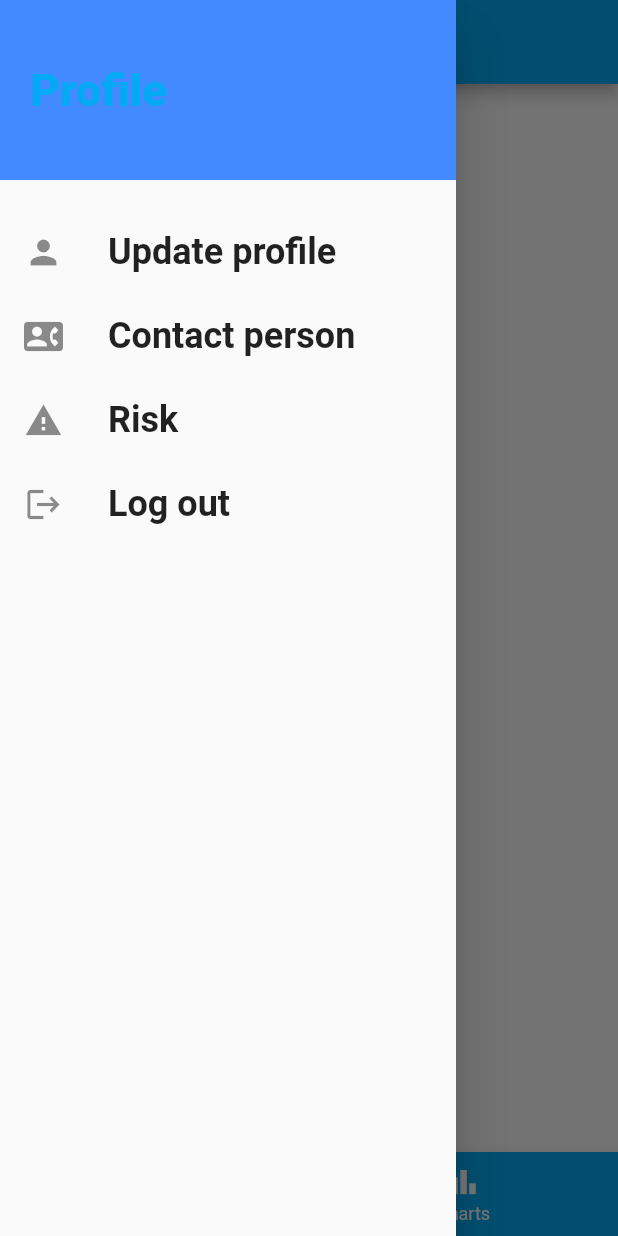
After one commit to SzaszArnold/StrokeMonitor, a Flutter app: the screen it shows once a user with an empty profile is signed in, in the side drawer, after a tap on "Log out", on a phone screen of 412 x 824 dp. The commit adds this screen. Run offline on Flutter 3.47's test engine with Material 2 defaults, Android fonts, the phone set to English and light mode, and no system bars; our stand-ins replace cloud_firestore, firebase_auth, firebase_core; missing offline and left inert: bezier_chart, huawei_health; accounts and stored records are empty; Roboto replaces fonts that are missing (RobotoCondensed).

Commit message:
big update
bottom navigation, drawer, named route for navigation, full navigation structure

```diff
--- a/Flutter_App/strokemonitor/lib/main.dart
+++ b/Flutter_App/strokemonitor/lib/main.dart
@@ -3,8 +3,10 @@ import 'package:flutter/material.dart';
 import 'package:strokemonitor/screens/auth_screen.dart';
 import 'package:firebase_core/firebase_core.dart';
 import 'package:strokemonitor/screens/chart_screen.dart';
+import 'package:strokemonitor/screens/contact_person_screen.dart';
 import 'package:strokemonitor/screens/main_screen.dart';
 import 'package:strokemonitor/screens/stroke_risk_screen.dart';
+import 'package:strokemonitor/screens/update_profile_screen.dart';
 import 'package:strokemonitor/widgets/stroke_risk.dart';
 
 void main() async {
@@ -30,8 +32,9 @@ class MyApp extends StatelessWidget {
           ),
         ),
       ),
-      home: StrokeRiskScreen(),
-      /* StreamBuilder(
+      initialRoute: '/',
+      routes: {
+        '/': (context) => StreamBuilder(
               stream: FirebaseAuth.instance.authStateChanges(),
               builder: (ctx, userSnapshot) {
                 if (userSnapshot.hasData) {
@@ -40,7 +43,11 @@ class MyApp extends StatelessWidget {
                   return AuthScreen();
                 }
               },
-      ),*/
+            ),
+        StrokeRiskScreen.routeName: (contex) => StrokeRiskScreen(),
+        UpdateProfileScreen.routeName: (context) => UpdateProfileScreen(),
+        ContactPersonScreen.routeName: (context) => ContactPersonScreen(),
+      },
     );
   }
 }
--- a/Flutter_App/strokemonitor/lib/screens/auth_screen.dart
+++ b/Flutter_App/strokemonitor/lib/screens/auth_screen.dart
@@ -64,6 +64,9 @@ class _AuthScreenState extends State<AuthScreen> {
   @override
   Widget build(BuildContext context) {
     return Scaffold(
+      appBar: AppBar(
+        title: Text("StrokeMonitor"),
+      ),
       backgroundColor: Theme.of(context).primaryColor,
       body: AuthForm(
         _submitAuthForm,
--- /dev/null
+++ b/Flutter_App/strokemonitor/lib/screens/charts_screen.dart
@@ -0,0 +1,10 @@
+import 'package:flutter/material.dart';
+
+class ChartsScreen extends StatelessWidget {
+  @override
+  Widget build(BuildContext context) {
+    return Center(
+      child: Text("Charts-work"),
+    );
+  }
+}
--- /dev/null
+++ b/Flutter_App/strokemonitor/lib/screens/contact_person_screen.dart
@@ -0,0 +1,22 @@
+import 'package:flutter/material.dart';
+
+class ContactPersonScreen extends StatefulWidget {
+  static const routeName = '/contact-person';
+  @override
+  _ContactPersonScreenState createState() => _ContactPersonScreenState();
+}
+
+class _ContactPersonScreenState extends State<ContactPersonScreen> {
+  @override
+  Widget build(BuildContext context) {
+    return Scaffold(
+      appBar: AppBar(
+        title: Text('Contact Person'),
+      ),
+      backgroundColor: Colors.lightBlueAccent,
+      body: Center(
+        child: Text('contact'),
+      ),
+    );
+  }
+}
--- /dev/null
+++ b/Flutter_App/strokemonitor/lib/screens/home_screen.dart
@@ -0,0 +1,10 @@
+import 'package:flutter/material.dart';
+
+class HomeScreen extends StatelessWidget {
+  @override
+  Widget build(BuildContext context) {
+    return Center(
+      child: Text("Home-work"),
+    );
+  }
+}
--- a/Flutter_App/strokemonitor/lib/screens/main_screen.dart
+++ b/Flutter_App/strokemonitor/lib/screens/main_screen.dart
@@ -1,43 +1,66 @@
 import 'package:firebase_auth/firebase_auth.dart';
 import 'package:flutter/material.dart';
-import 'package:strokemonitor/widgets/BottomNavigation.dart';
+import 'package:strokemonitor/screens/charts_screen.dart';
+import 'package:strokemonitor/screens/home_screen.dart';
+import 'package:strokemonitor/widgets/main_drawer.dart';
 
-class MainScreen extends StatelessWidget {
+class MainScreen extends StatefulWidget {
+  @override
+  _MainScreenState createState() => _MainScreenState();
+}
+
+class _MainScreenState extends State<MainScreen> {
+  List<Map<String, Object>> _pages;
+  int _selectedPageIndex = 0;
+  @override
+  void initState() {
+    _pages = [
+      {
+        'page': HomeScreen(),
+        'title': 'Home',
+      },
+      {
+        'page': ChartsScreen(),
+        'title': 'Charts',
+      },
+    ];
+    super.initState();
+  }
+
+  void _selectPage(int index) {
+    setState(() {
+      _selectedPageIndex = index;
+    });
+  }
+
   @override
   Widget build(BuildContext context) {
     return Scaffold(
       appBar: AppBar(
-          title: Text('StrokeMonitor'),
-          actions: [
-            DropdownButton(
-              icon: Icon(
-                Icons.more_vert,
-                color: Theme.of(context).primaryIconTheme.color,
+        title: Text(_pages[_selectedPageIndex]['title']),
       ),
+      drawer: MainDrawer(),
+      body: _pages[_selectedPageIndex]['page'],
+      bottomNavigationBar: BottomNavigationBar(
+        onTap: _selectPage,
+        backgroundColor: Theme.of(context).primaryColor,
+        unselectedItemColor: Colors.white,
+        selectedItemColor: Theme.of(context).accentColor,
+        currentIndex: _selectedPageIndex,
+        // type: BottomNavigationBarType.fixed,
         items: [
-                DropdownMenuItem(
-                  child: Container(
-                    child: Row(
-                      children: <Widget>[
-                        Icon(Icons.exit_to_app),
-                        SizedBox(
-                          width: 8,
+          BottomNavigationBarItem(
+            backgroundColor: Theme.of(context).primaryColor,
+            icon: Icon(Icons.home),
+            title: Text('Home'),
           ),
-                        Text('Logout'),
-                      ],
-                    ),
-                  ),
-                  value: 'logout',
-                ),
-              ],
-              onChanged: (itemIdentifier) {
-                if (itemIdentifier == 'logout') {
-                  FirebaseAuth.instance.signOut();
-                }
-              },
+          BottomNavigationBarItem(
+            backgroundColor: Theme.of(context).primaryColor,
+            icon: Icon(Icons.bar_chart),
+            title: Text('Charts'),
           ),
         ],
       ),
-        body: BottomNavigation());
+    );
   }
 }
--- a/Flutter_App/strokemonitor/lib/screens/stroke_risk_screen.dart
+++ b/Flutter_App/strokemonitor/lib/screens/stroke_risk_screen.dart
@@ -1,7 +1,9 @@
 import 'package:flutter/material.dart';
+import 'package:strokemonitor/widgets/main_drawer.dart';
 import 'package:strokemonitor/widgets/stroke_risk.dart';
 
 class StrokeRiskScreen extends StatefulWidget {
+  static const routeName = '/risk';
   @override
   _StrokeRiskScreenState createState() => _StrokeRiskScreenState();
 }
@@ -11,7 +13,7 @@ class _StrokeRiskScreenState extends State<StrokeRiskScreen> {
   Widget build(BuildContext context) {
     return Scaffold(
       appBar: AppBar(
-        title: Text('StrokeMonitor'),
+        title: Text('Stroke Risk'),
       ),
       backgroundColor: Colors.lightBlueAccent,
       body: StrokeRisk(),
--- /dev/null
+++ b/Flutter_App/strokemonitor/lib/widgets/main_drawer.dart
@@ -0,0 +1,75 @@
+import 'package:firebase_auth/firebase_auth.dart';
+import 'package:flutter/material.dart';
+
+class MainDrawer extends StatelessWidget {
+  Widget buildListTile(String title, IconData icon, Function tapHandler) {
+    return ListTile(
+      leading: Icon(
+        icon,
+        size: 26,
+      ),
+      title: Text(
+        title,
+        style: TextStyle(
+          fontFamily: 'RobotoCondensed',
+          fontSize: 24,
+          fontWeight: FontWeight.bold,
+        ),
+      ),
+      onTap: tapHandler,
+    );
+  }
+
+  @override
+  Widget build(BuildContext context) {
+    return Drawer(
+      child: Column(
+        children: <Widget>[
+          Container(
+            height: 120,
+            width: double.infinity,
+            padding: EdgeInsets.all(20),
+            alignment: Alignment.centerLeft,
+            color: Theme.of(context).accentColor,
+            child: Text(
+              'Profile',
+              style: TextStyle(
+                  fontWeight: FontWeight.w900,
+                  fontSize: 30,
+                  color: Theme.of(context).primaryColor),
+            ),
+          ),
+          SizedBox(
+            height: 20,
+          ),
+          buildListTile('Update profile', Icons.person, () {
+            Navigator.of(context).pushNamed('/update-profile');
+          }),
+          buildListTile('Contact person', Icons.contact_phone, () {
+            Navigator.of(context).pushNamed('/contact-person');
+          }),
+          buildListTile('Risk', Icons.warning, () {
+            Navigator.of(context).pushNamed('/risk');
+          }),
+          ListTile(
+            leading: Icon(
+              Icons.logout,
+              size: 26,
+            ),
+            title: Text(
+              'Log out',
+              style: TextStyle(
+                fontFamily: 'RobotoCondensed',
+                fontSize: 24,
+                fontWeight: FontWeight.bold,
+              ),
+            ),
+            onTap: () {
+              FirebaseAuth.instance.signOut();
+            },
+          ),
+        ],
+      ),
+    );
+  }
+}
```
Also changed, not shown: Flutter_App/strokemonitor/lib/screens/update_profile_screen.dart (added, +22 -0 lines), Flutter_App/strokemonitor/lib/widgets/BottomNavigation.dart (deleted, +0 -63 lines). Lines whose indentation alone changed are shown as unchanged.
